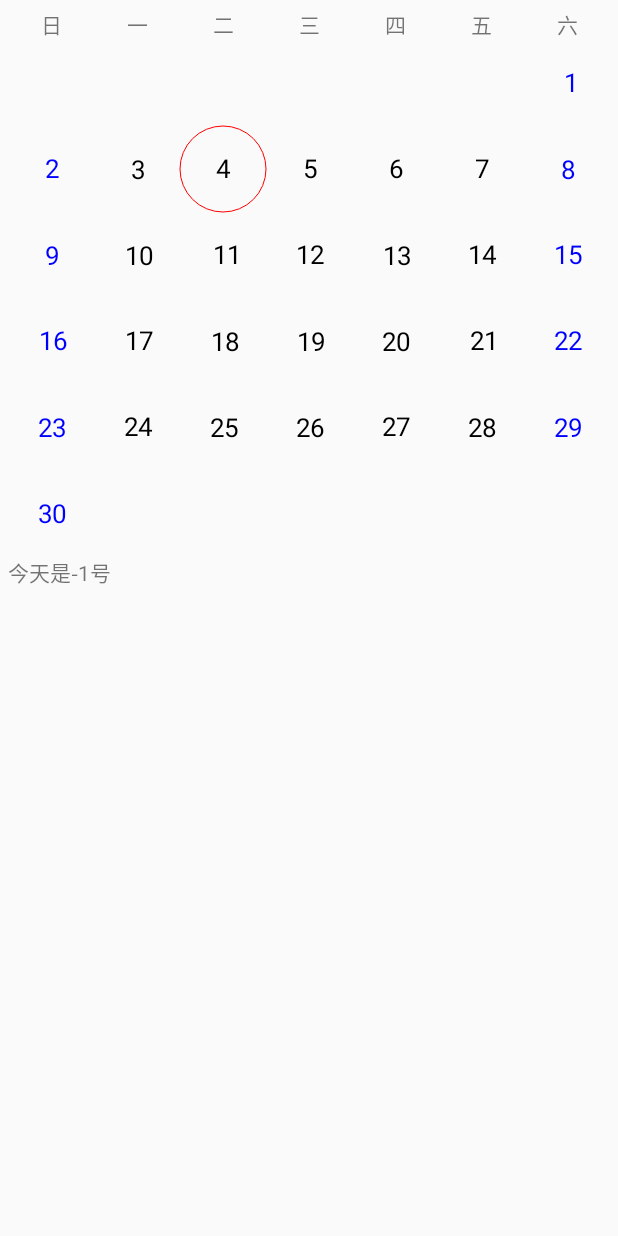
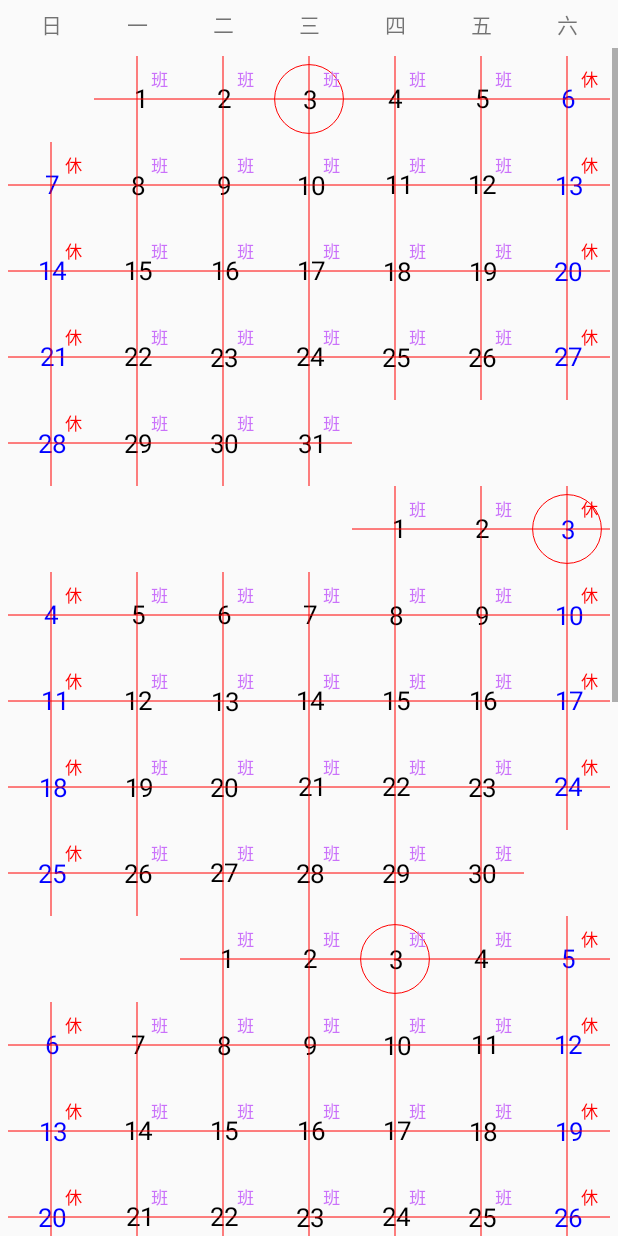
Before and after one commit to lixinxinlove/X, an Android app: the CalenderActivity screen opened directly, with no data from a screen before it, on a phone screen of 412 x 824 dp. Run offline under Robolectric (Android 15) with nearby library versions, the phone set to English and light mode, and no system bars; network calls fail.

Commit message:
优化 触摸事件

```diff
--- a/app/src/main/java/com/lee/x/activity/CalenderActivity.java
+++ b/app/src/main/java/com/lee/x/activity/CalenderActivity.java
@@ -2,11 +2,10 @@ package com.lee.x.activity;
 
 import android.os.Bundle;
 import android.support.v7.app.AppCompatActivity;
+import android.widget.LinearLayout;
 import android.widget.TextView;
-import android.widget.Toast;
 
 import com.lee.x.R;
-import com.lee.x._interface.ICalendrViewCallback;
 import com.lee.x.view.CalendarView;
 
 import java.util.Date;
@@ -19,6 +18,11 @@ public class CalenderActivity extends AppCompatActivity {
     private TextView textView;
 
 
+    private LinearLayout rootView;
+
+
+    private Date date;
+
     @Override
     protected void onCreate(Bundle savedInstanceState) {
         super.onCreate(savedInstanceState);
@@ -28,19 +32,33 @@ public class CalenderActivity extends AppCompatActivity {
         calendarView = (CalendarView) findViewById(R.id.cv);
 
 
-        calendarView.setmDate(new Date("2017/4/4"));
+        rootView = (LinearLayout) findViewById(R.id.root_view);
 
-        calendarView.setICalendrViewCallback(new ICalendrViewCallback() {
-            @Override
-            public void onClickeDay(int date) {
-                Toast.makeText(CalenderActivity.this, "点击的是" + date + "号", Toast.LENGTH_SHORT).show();
-            }
 
-            @Override
-            public void onToday(int date) {
-                textView.setText("今天是" + date + "号");
-            }
-        });
+        date = new Date();
+        rootView.removeAllViews();
+        for (int i = 0; i < 5; i++) {
+            CalendarView cv = new CalendarView(this);
+           // cv.setLayoutParams(new AbsListView.LayoutParams(ViewGroup.LayoutParams.MATCH_PARENT, ViewGroup.LayoutParams.MATCH_PARENT));
+            date.setMonth(date.getMonth() + i);
+            cv.setmDate(date);
+            rootView.addView(cv);
+        }
+
+
+//        calendarView.setmDate(new Date("2017/4/4"));
+//
+//        calendarView.setICalendrViewCallback(new ICalendrViewCallback() {
+//            @Override
+//            public void onClickeDay(int date) {
+//                Toast.makeText(CalenderActivity.this, "点击的是" + date + "号", Toast.LENGTH_SHORT).show();
+//            }
+//
+//            @Override
+//            public void onToday(int date) {
+//                textView.setText("今天是" + date + "号");
+//            }
+//        });
 
     }
 }
--- a/app/src/main/java/com/lee/x/view/CalendarView.java
+++ b/app/src/main/java/com/lee/x/view/CalendarView.java
@@ -201,14 +201,14 @@ public class CalendarView extends View implements View.OnTouchListener {
             }
 
             if (todayDate == calenderDays[i]) {
-                drawCircle(canvas, i, mTodayPaint, (float) (cellHeight * 0.5));
+                drawCircle(canvas, i, mTodayPaint, (float) (cellHeight * 0.4));
             }
 
             drawDayText(canvas, i, mDayPaint, calenderDays[i]);
 
-            // drawSmallText(canvas, i, mSmallTextPaint, calenderDays[i]);
+            drawSmallText(canvas, i, mSmallTextPaint, calenderDays[i]);
 
-            // drawCoordinate(canvas, i);
+            drawCoordinate(canvas, i);
 
         }
     }
@@ -402,24 +402,35 @@ public class CalendarView extends View implements View.OnTouchListener {
 
         switch (event.getAction()) {
             case MotionEvent.ACTION_DOWN:
-                int i = getIndexByCoordinate(x, y);
-                if (i < dayOfWeek || i >= dayOfWeek + countDay) {
-                    Log.e("Date", "点击的是" + i);
-                } else {
-                    selectedDay = calenderDays[i];
-                    invalidate();
-                    if (callback != null) {
-                        callback.onClickeDay(selectedDay);
-                    }
-                }
-                Log.e("Date", "点击的是" + i);
 
                 break;
 
             case MotionEvent.ACTION_MOVE:
 
+
                 break;
             case MotionEvent.ACTION_UP:
+
+                float x1 = event.getX();
+                float y1 = event.getY();
+
+                if (Math.abs(x1 - x) > 10 || Math.abs(y1 - y) > 10) {
+
+                } else {
+
+                    int i = getIndexByCoordinate(x, y);
+                    if (i < dayOfWeek || i >= dayOfWeek + countDay) {
+                        Log.e("Date", "点击的是" + i);
+                    } else {
+                        selectedDay = calenderDays[i];
+                        invalidate();
+                        if (callback != null) {
+                            callback.onClickeDay(selectedDay);
+                        }
+                    }
+                    Log.e("Date", "点击的是" + i);
+
+                }
 
                 break;
             default:
@@ -455,4 +466,5 @@ public class CalendarView extends View implements View.OnTouchListener {
         }
 
     }
+
 }
--- a/app/src/main/res/layout/activity_calender.xml
+++ b/app/src/main/res/layout/activity_calender.xml
@@ -2,11 +2,11 @@
 <LinearLayout xmlns:android="http://schemas.android.com/apk/res/android"
     android:layout_width="match_parent"
     android:layout_height="match_parent"
-    android:orientation="vertical"
-    android:padding="5dp">
+    android:orientation="vertical">
 
 
     <LinearLayout
+        android:layout_margin="5dp"
         android:layout_width="match_parent"
         android:layout_height="wrap_content"
         android:orientation="horizontal">
@@ -61,11 +61,28 @@
             android:text="六" />
     </LinearLayout>
 
+
+    <ScrollView
+        android:layout_width="match_parent"
+        android:layout_height="match_parent">
+
+        <LinearLayout
+            android:id="@+id/root_view"
+            android:layout_width="match_parent"
+            android:layout_height="wrap_content"
+            android:layout_margin="5dp"
+            android:orientation="vertical">
+
+
+        </LinearLayout>
+
+
+    </ScrollView>
+
     <com.lee.x.view.CalendarView
         android:id="@+id/cv"
         android:layout_width="match_parent"
         android:layout_height="wrap_content" />
-
 
     <TextView
         android:id="@+id/tv"
```
